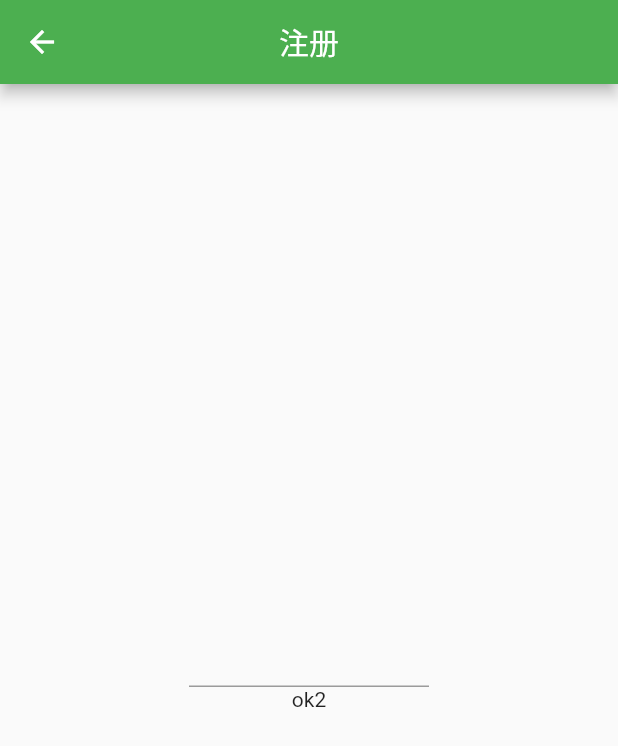
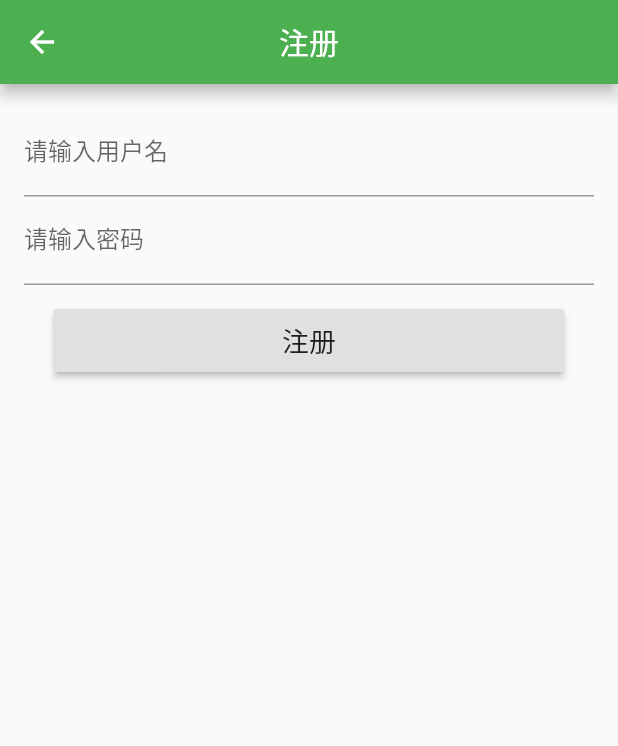
Before and after one commit to krilie/lico_app, a Flutter app: the UserRegisterScreen screen opened directly, on a phone screen of 412 x 824 dp. Shown: the top 746 px of the screen. Run offline on Flutter 3.47's test engine with Material 2 defaults, Android fonts, the phone set to English and light mode, and no system bars; drawn by our look-alikes of oktoast; our stand-ins replace dio, shared_preferences; accounts and stored records are empty; generated files the repository leaves out were written again.

Commit message:
注册页面

```diff
--- a/lib/network/http_api.dart
+++ b/lib/network/http_api.dart
@@ -45,7 +45,7 @@ class api {
       onError: (DioError e) {
         var msg = StdRet.fromJson(e.response.data);
         debugPrint(msg.code + msg.message);
-        showToast("${msg.code} :${msg.message}");
+        showToast("${msg.code} :${msg.message}",duration: Duration(seconds: 7));
         return e;
       },
       onResponse: (Response e) {},
@@ -120,7 +120,7 @@ class api {
   }
   // register
   // login
-  Future<UserRegisterRet> userRegister(String userName, String password) async {
+  Future<StdRet> userRegister(String userName, String password) async {
     return await _Post("/api/user/register", data: {"login_name":userName,"password":password}, withToken: false,options: Options(contentType: ContentType.parse("application/x-www-form-urlencoded")));
   }
 
--- a/lib/user/user_register.dart
+++ b/lib/user/user_register.dart
@@ -1,4 +1,5 @@
 import 'package:flutter/material.dart';
+import 'package:lico_app/network/http_api.dart';
 
 class UserRegisterScreen extends StatefulWidget {
   @override
@@ -6,28 +7,64 @@ class UserRegisterScreen extends StatefulWidget {
 }
 
 class _UserRegisterScreen extends State<UserRegisterScreen> {
-  TextEditingController userLoginNameController = TextEditingController(); // 用
-  TextEditingController passwordController = TextEditingController(); // 密码
-  FocusNode secondTextFieldNode = FocusNode(); // 光标
+  GlobalKey<FormState> registerKey = GlobalKey<FormState>();
+  String loginName; // 用
+  String password; // 密码
 
   @override
   Widget build(BuildContext context) {
     return Scaffold(
         appBar: AppBar(centerTitle: true, title: Text("注册")),
-      body: Padding(
-        padding: EdgeInsets.all(8.0),
-        child: Center(
-          child: Container(
-              width: 160,
-              height: 60,
+        body: Column(
+          children: <Widget>[
+            Container(
+              padding: const EdgeInsets.all(16.0),
+              child: Form(
+                key: registerKey,
                 child: Column(
                   children: <Widget>[
-                  TextField(),
-                  Text("ok2"),
+                    TextFormField(
+                      decoration: new InputDecoration(labelText: "请输入用户名"),
+                      onSaved: (value) {
+                        loginName = value;
+                      },
+                      onFieldSubmitted: (value) {},
+                    ),
+                    TextFormField(
+                      decoration: InputDecoration(labelText: "请输入密码"),
+                      obscureText: true,
+                      validator: (value) {
+                        return value.length < 6 ? "长度不够6位" : null;
+                      },
+                      onSaved: (value) {
+                        password = value;
+                      },
+                    )
                   ],
-              )),
                 ),
               ),
-    );
+            ),
+            SizedBox(
+              width: 340,
+              height: 42,
+              child: RaisedButton(
+                onPressed: () {
+                  // 注册
+                  var registerForm = registerKey.currentState;
+                  if (registerForm.validate()) {
+                    registerForm.save();
+                    api.instance.userRegister(loginName, password).then((o) {
+                      debugPrint("register ok ${o.code} ${o.message}");
+                    });
+                  }
+                },
+                child: Text(
+                  '注册',
+                  style: TextStyle(fontSize: 18.0),
+                ),
+              ),
+            )
+          ],
+        ));
   }
 }
```
Lines whose indentation alone changed are shown as unchanged.
